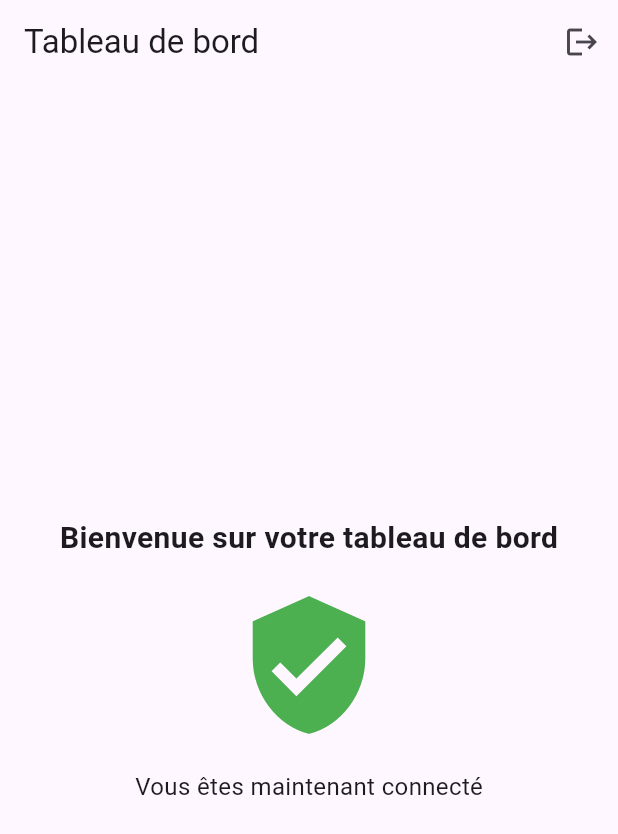
After one commit to malekrmadi/influmap-mobile, a Flutter app: the DashboardPage screen opened directly, on a phone screen of 412 x 824 dp. The commit adds this screen. Shown: the top 834 px of the screen. Run offline on Flutter 3.47's test engine with Material 3 defaults, Android fonts, the phone set to English and light mode, and no system bars; our stand-ins replace dartz, equatable, flutter_bloc, get_it.

Commit message:
dashboard sigup signin

```diff
--- a/lib/modules/auth/domain/repositories/auth_repository.dart
+++ b/lib/modules/auth/domain/repositories/auth_repository.dart
@@ -5,4 +5,5 @@ import 'package:dartz/dartz.dart';
 abstract class AuthRepository {
   Future<Either<Failure, User>> login(String email, String password);
   Future<Either<Failure, User>> signup(String username, String email, String password);
+  Future<Either<Failure, void>> logout();
 }
--- a/lib/modules/auth/presentation/bloc/auth_event.dart
+++ b/lib/modules/auth/presentation/bloc/auth_event.dart
@@ -14,3 +14,5 @@ class SignupRequested extends AuthEvent {
 
   SignupRequested(this.username, this.email, this.password);
 }
+
+class LogoutRequested extends AuthEvent {}
--- /dev/null
+++ b/lib/modules/auth/presentation/pages/dashboard_page.dart
@@ -0,0 +1,58 @@
+import 'package:auth/modules/auth/presentation/bloc/auth_bloc.dart';
+import 'package:auth/modules/auth/presentation/bloc/auth_event.dart';
+import 'package:flutter/material.dart';
+import 'package:flutter_bloc/flutter_bloc.dart';
+import 'login_page.dart';
+
+class DashboardPage extends StatelessWidget {
+  @override
+  Widget build(BuildContext context) {
+    return Scaffold(
+      appBar: AppBar(
+        title: Text("Tableau de bord"),
+        actions: [
+          IconButton(
+            icon: Icon(Icons.logout),
+            onPressed: () {
+              // Déclencher l'événement de déconnexion
+              context.read<AuthBloc>().add(LogoutRequested());
+
+              // Retourner à la page de connexion
+              Navigator.pushReplacement(
+                context,
+                MaterialPageRoute(
+                  builder: (context) => BlocProvider.value(
+                    value: context.read<AuthBloc>(),
+                    child: LoginForm(),
+                  ),
+                ),
+              );
+            },
+          ),
+        ],
+      ),
+      body: Center(
+        child: Column(
+          mainAxisAlignment: MainAxisAlignment.center,
+          children: [
+            Text(
+              "Bienvenue sur votre tableau de bord",
+              style: TextStyle(fontSize: 20, fontWeight: FontWeight.bold),
+            ),
+            SizedBox(height: 20),
+            Icon(
+              Icons.verified_user,
+              size: 100,
+              color: Colors.green,
+            ),
+            SizedBox(height: 20),
+            Text(
+              "Vous êtes maintenant connecté",
+              style: TextStyle(fontSize: 16),
+            ),
+          ],
+        ),
+      ),
+    );
+  }
+}
```
Also changed, not shown: lib/main.dart (+11 -13 lines), lib/modules/auth/data/repositories/auth_repository_impl.dart (+7 -0 lines), lib/modules/auth/presentation/bloc/auth_bloc.dart (+15 -0 lines), lib/modules/auth/presentation/pages/login_page.dart (+19 -6 lines), lib/modules/auth/presentation/pages/signup_page.dart (+89 -0 lines).
